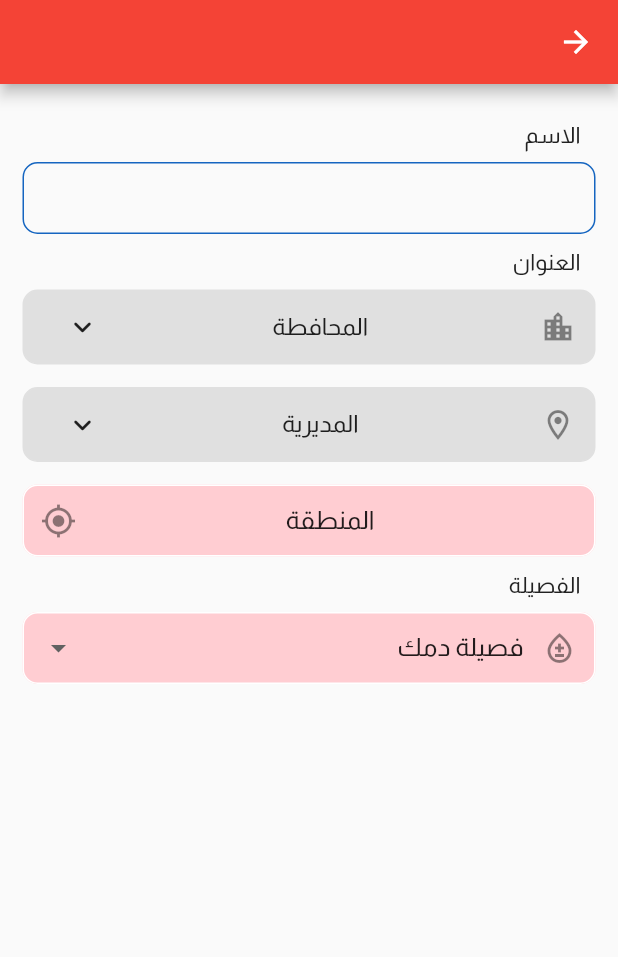
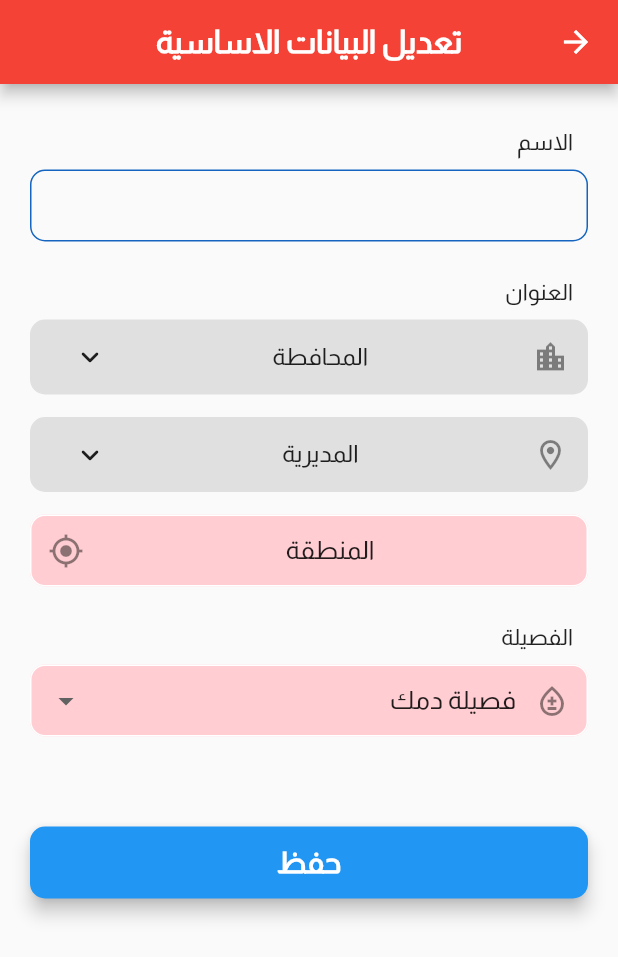
Before and after one commit to m-alhoomaidi/Blood-Bank, a Flutter app: the EditMainDataPage screen opened by its route, on a phone screen of 412 x 824 dp. Shown: the top 957 px of the screen. Run offline on Flutter 3.47's test engine with Material 2 defaults, Android fonts, the phone set to English and light mode, and no system bars; our stand-ins replace bloc, carousel_slider, cloud_firestore, email_validator, firebase_auth, firebase_core and 9 more; missing offline and left inert: dart:ffi; accounts and stored records are empty.

Commit message:
edit main data

```diff
--- a/blood_bank_app/lib/pages/edit_main_data_page.dart
+++ b/blood_bank_app/lib/pages/edit_main_data_page.dart
@@ -1,12 +1,9 @@
+import 'package:blood_bank_app/widgets/edit_main_data/address.dart';
+import 'package:blood_bank_app/widgets/forms/my_button.dart';
 import 'package:blood_bank_app/widgets/forms/my_text_form_field.dart';
-import 'package:csc_picker/csc_picker.dart';
 import 'package:flutter/material.dart';
-import 'package:flutter/src/widgets/container.dart';
-import 'package:flutter/src/widgets/framework.dart';
 
-import '../models/blood_types.dart';
-import '../shared/style.dart';
-import '../widgets/forms/my_dropdown_button_form_field.dart';
+import '../widgets/edit_main_data/blood_type.dart';
 
 class EditMainDataPage extends StatefulWidget {
   const EditMainDataPage({super.key});
@@ -17,13 +14,15 @@ class EditMainDataPage extends StatefulWidget {
 }
 
 class _EditMainDataPageState extends State<EditMainDataPage> {
-  String? bloodType;
   @override
   Widget build(BuildContext context) {
     return Scaffold(
-      appBar: AppBar(),
+      appBar: AppBar(
+        title: const Text("تعديل البيانات الاساسية"),
+        centerTitle: true,
+      ),
       body: Padding(
-        padding: const EdgeInsets.all(15.0),
+        padding: const EdgeInsets.all(20.0),
         child: ListView(
           children: [
             const Padding(
@@ -38,118 +37,18 @@ class _EditMainDataPageState extends State<EditMainDataPage> {
                 return null;
               },
             ),
+            const SizedBox(height: 15.0),
             const Padding(
               padding: EdgeInsets.symmetric(horizontal: 10, vertical: 10),
               child: Text("العنوان"),
             ),
-            SizedBox(
-              // height: stepContentHeight,
-              child: Column(
-                // mainAxisAlignment: MainAxisAlignment.center,
-                children: [
-                  SizedBox(
-                    // margin: const EdgeInsets.symmetric(horizontal: 20),
-                    child: CSCPicker(
-                      layout: Layout.vertical,
-                      showStates: true,
-                      showCities: true,
-                      flagState: CountryFlag.SHOW_IN_DROP_DOWN_ONLY,
-                      dropdownDecoration: BoxDecoration(
-                        borderRadius:
-                            const BorderRadius.all(Radius.circular(10)),
-                        color: Colors.red[100],
-                        border: Border.all(
-                          color: Colors.white,
-                          width: 1,
-                        ),
-                      ),
-                      dropDownPadding: const EdgeInsets.all(12),
-                      // dropDownMargin: const EdgeInsets.symmetric(vertical: 4),
-                      spaceBetween: 15.0,
-                      disabledDropdownDecoration: BoxDecoration(
-                        borderRadius:
-                            const BorderRadius.all(Radius.circular(10)),
-                        color: Colors.grey.shade300,
-                        border: Border.all(
-                          color: Colors.grey.shade300,
-                          width: 1,
-                        ),
-                      ),
-                      countrySearchPlaceholder: "الدولة",
-                      stateSearchPlaceholder: "المحافطة",
-                      citySearchPlaceholder: "المديرية",
-                      countryDropdownLabel: "الدولة",
-                      stateDropdownLabel: "المحافطة",
-                      cityDropdownLabel: "المديرية",
-                      defaultCountry: DefaultCountry.Yemen,
-
-                      selectedItemStyle: const TextStyle(
-                        fontWeight: FontWeight.normal,
-                        fontSize: 16,
-                      ),
-                      dropdownHeadingStyle: const TextStyle(
-                          color: Colors.black,
-                          fontSize: 18,
-                          fontWeight: FontWeight.bold),
-                      dropdownItemStyle: const TextStyle(
-                        color: Colors.black,
-                        fontSize: 14,
-                      ),
-                      dropdownDialogRadius: 10.0,
-                      searchBarRadius: 10.0,
-                      onStateChanged: (value) {
-                        // stateName = value;
-                      },
-                      onCityChanged: (value) {
-                        // district = value;
-                      },
-                    ),
-                  ),
-                  const SizedBox(height: 15.0),
-                  SizedBox(
-                    // margin: const EdgeInsets.symmetric(horizontal: 20),
-                    child: MyTextFormField(
-                      hint: "المنطقة",
-                      hintStyle: eHintStyle,
-                      blurrBorderColor: Colors.white,
-                      focusBorderColor: eTextFieldFocusBorder,
-                      fillColor: eTextFieldFill,
-                      icon: const Icon(Icons.my_location_outlined),
-                      onSave: (value) {
-                        // neighborhood = value;
-                      },
-                      validator: (value) {
-                        if (value!.length < 2) {
-                          return "يرجى كتابة قريتك أو حارتك";
-                        }
-                        return null;
-                      },
-                    ),
-                  ),
-                ],
-              ),
-            ),
+            const AddressMainData(),
             const Padding(
               padding: EdgeInsets.symmetric(horizontal: 10, vertical: 10),
               child: Text("الفصيلة"),
             ),
-            SizedBox(
-              // margin: const EdgeInsets.symmetric(horizontal: 20),
-              child: MyDropdownButtonFormField(
-                hint: "فصيلة دمك",
-                validator: (value) {
-                  return (value == null) ? 'يرجى اختيار فصيلة الدم' : null;
-                },
-                value: bloodType,
-                hintColor: eTextColor,
-                items: BloodTypes.bloodTypes,
-                blurrBorderColor: Colors.white,
-                focusBorderColor: eTextFieldFocusBorder,
-                fillColor: eTextFieldFill,
-                icon: const Icon(Icons.bloodtype_outlined),
-                onChange: (value) => setState(() => bloodType = value),
-              ),
-            ),
+            const BloodType(),
+            MyButton(title: "حفظ", onPressed: (() {}))
           ],
         ),
       ),
--- /dev/null
+++ b/blood_bank_app/lib/widgets/edit_main_data/address.dart
@@ -0,0 +1,111 @@
+import 'package:csc_picker/csc_picker.dart';
+import 'package:flutter/cupertino.dart';
+import 'package:flutter/material.dart';
+import 'package:flutter/src/widgets/container.dart';
+import 'package:flutter/src/widgets/framework.dart';
+
+import '../../shared/style.dart';
+import '../forms/my_text_form_field.dart';
+
+class AddressMainData extends StatefulWidget {
+  const AddressMainData({super.key});
+
+  @override
+  State<AddressMainData> createState() => _AddressMainDataState();
+}
+
+class _AddressMainDataState extends State<AddressMainData> {
+  @override
+  Widget build(BuildContext context) {
+    return Column(
+      children: [
+        SizedBox(
+          // height: stepContentHeight,
+          child: Column(
+            // mainAxisAlignment: MainAxisAlignment.center,
+            children: [
+              SizedBox(
+                // margin: const EdgeInsets.symmetric(horizontal: 20),
+                child: CSCPicker(
+                  layout: Layout.vertical,
+                  showStates: true,
+                  showCities: true,
+                  flagState: CountryFlag.SHOW_IN_DROP_DOWN_ONLY,
+                  dropdownDecoration: BoxDecoration(
+                    borderRadius: const BorderRadius.all(Radius.circular(10)),
+                    color: Colors.red[100],
+                    border: Border.all(
+                      color: Colors.white,
+                      width: 1,
+                    ),
+                  ),
+                  dropDownPadding: const EdgeInsets.all(12),
+                  // dropDownMargin: const EdgeInsets.symmetric(vertical: 4),
+                  spaceBetween: 15.0,
+                  disabledDropdownDecoration: BoxDecoration(
+                    borderRadius: const BorderRadius.all(Radius.circular(10)),
+                    color: Colors.grey.shade300,
+                    border: Border.all(
+                      color: Colors.grey.shade300,
+                      width: 1,
+                    ),
+                  ),
+                  countrySearchPlaceholder: "الدولة",
+                  stateSearchPlaceholder: "المحافطة",
+                  citySearchPlaceholder: "المديرية",
+                  countryDropdownLabel: "الدولة",
+                  stateDropdownLabel: "المحافطة",
+                  cityDropdownLabel: "المديرية",
+                  defaultCountry: DefaultCountry.Yemen,
+
+                  selectedItemStyle: const TextStyle(
+                    fontWeight: FontWeight.normal,
+                    fontSize: 16,
+                  ),
+                  dropdownHeadingStyle: const TextStyle(
+                      color: Colors.black,
+                      fontSize: 18,
+                      fontWeight: FontWeight.bold),
+                  dropdownItemStyle: const TextStyle(
+                    color: Colors.black,
+                    fontSize: 14,
+                  ),
+                  dropdownDialogRadius: 10.0,
+                  searchBarRadius: 10.0,
+                  onStateChanged: (value) {
+                    // stateName = value;
+                  },
+                  onCityChanged: (value) {
+                    // district = value;
+                  },
+                ),
+              ),
+              const SizedBox(height: 15.0),
+              SizedBox(
+                // margin: const EdgeInsets.symmetric(horizontal: 20),
+                child: MyTextFormField(
+                  hint: "المنطقة",
+                  hintStyle: eHintStyle,
+                  blurrBorderColor: Colors.white,
+                  focusBorderColor: eTextFieldFocusBorder,
+                  fillColor: eTextFieldFill,
+                  icon: const Icon(Icons.my_location_outlined),
+                  onSave: (value) {
+                    // neighborhood = value;
+                  },
+                  validator: (value) {
+                    if (value!.length < 2) {
+                      return "يرجى كتابة قريتك أو حارتك";
+                    }
+                    return null;
+                  },
+                ),
+              ),
+            ],
+          ),
+        ),
+        const SizedBox(height: 15.0),
+      ],
+    );
+  }
+}
--- /dev/null
+++ b/blood_bank_app/lib/widgets/edit_main_data/blood_type.dart
@@ -0,0 +1,44 @@
+import 'package:flutter/cupertino.dart';
+import 'package:flutter/material.dart';
+import 'package:flutter/src/widgets/container.dart';
+import 'package:flutter/src/widgets/framework.dart';
+
+import '../../models/blood_types.dart';
+import '../../shared/style.dart';
+import '../forms/my_dropdown_button_form_field.dart';
+
+class BloodType extends StatefulWidget {
+  const BloodType({super.key});
+
+  @override
+  State<BloodType> createState() => _BloodTypeState();
+}
+
+class _BloodTypeState extends State<BloodType> {
+  String? bloodType;
+  @override
+  Widget build(BuildContext context) {
+    return Column(
+      children: [
+        SizedBox(
+          // margin: const EdgeInsets.symmetric(horizontal: 20),
+          child: MyDropdownButtonFormField(
+            hint: "فصيلة دمك",
+            validator: (value) {
+              return (value == null) ? 'يرجى اختيار فصيلة الدم' : null;
+            },
+            value: bloodType,
+            hintColor: eTextColor,
+            items: BloodTypes.bloodTypes,
+            blurrBorderColor: Colors.white,
+            focusBorderColor: eTextFieldFocusBorder,
+            fillColor: eTextFieldFill,
+            icon: const Icon(Icons.bloodtype_outlined),
+            onChange: (value) => setState(() => bloodType = value),
+          ),
+        ),
+        const SizedBox(height: 50.0),
+      ],
+    );
+  }
+}
--- a/blood_bank_app/lib/widgets/setting/profile_body.dart
+++ b/blood_bank_app/lib/widgets/setting/profile_body.dart
@@ -1,4 +1,5 @@
 import 'package:blood_bank_app/cubit/profile_cubit/profile_cubit.dart';
+import 'package:blood_bank_app/pages/edit_main_data_page.dart';
 import 'package:blood_bank_app/pages/user_date_page.dart';
 import 'package:blood_bank_app/shared/style.dart';
 import 'package:blood_bank_app/widgets/forms/my_dropdown_button_form_field.dart';
@@ -16,12 +17,6 @@ class ProfileBody extends StatefulWidget {
 
 class _ProfileBodyState extends State<ProfileBody> {
   String? selectedGender;
-
-  final List<String> genders = const <String>[
-    "غير محدد",
-    "ذكر",
-    "أنثى",
-  ];
 
   showDateTimePicker(context) async {
     final DateTime initDateTime = DateTime.now();
@@ -72,7 +67,7 @@ class _ProfileBodyState extends State<ProfileBody> {
           ),
         ),
         onTap: () {
-          Navigator.of(context).pushNamed(UserDataPage.routeName);
+          Navigator.of(context).pushNamed(EditMainDataPage.routeName);
         },
       ),
       const MySwitchListTile(
```
